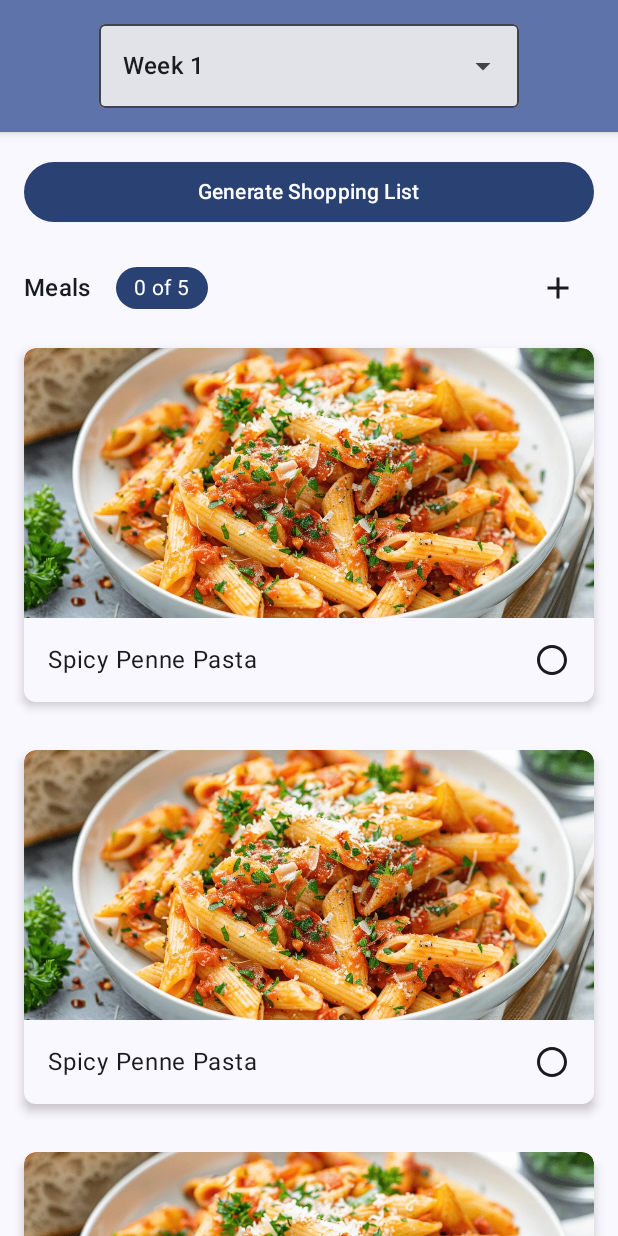
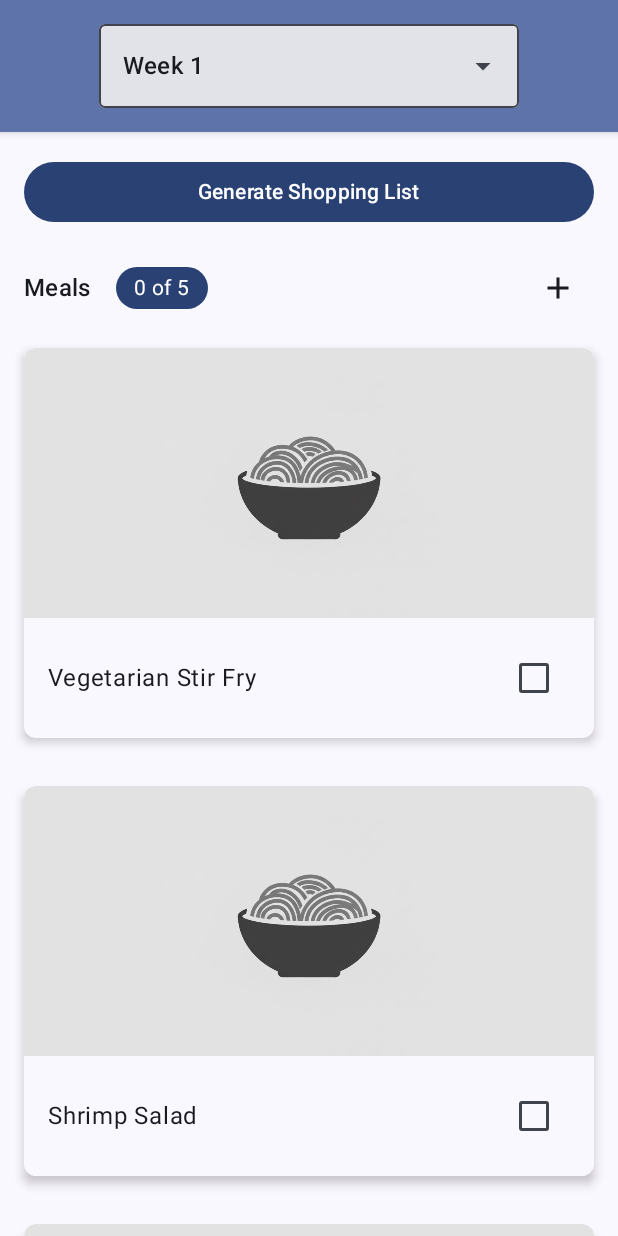
Before and after one commit to BmKo/meal-planner-app, an Android app built with Jetpack Compose: the screen it shows after launch (MainActivity), on a phone screen of 412 x 824 dp. Run offline under Robolectric (Android 15) with nearby library versions, the phone set to English and light mode, and no system bars.

Commit message:
Implement new rotation creation

```diff
--- /dev/null
+++ b/app/src/main/java/com/bmko/mealplanner/data/model/Meal.kt
@@ -0,0 +1,61 @@
+package com.bmko.mealplanner.data.model
+
+import com.bmko.mealplanner.R
+
+data class Meal(
+    val id: Int,
+    val name: String,
+    val imageResId: Int = R.drawable.placeholder_meal_image
+)
+
+fun getSampleMeals(week: Int): List<Meal> {
+    when (week) {
+        1 -> return listOf(
+            Meal(
+                id = 1,
+                name = "Vegetarian Stir Fry"
+            ),
+            Meal(
+                id = 2,
+                name = "Shrimp Salad"
+            ),
+            Meal(
+                id = 3,
+                name = "Chilli Mac and Cheese"
+            ),
+            Meal(
+                id = 4,
+                name = "Butter Chicken"
+            ),
+            Meal(
+                id = 5,
+                name = "Vegetarian Fajitas"
+            )
+        )
+
+        2 -> return listOf(
+            Meal(
+                id = 6,
+                name = "Sausage Gnocchi"
+            ),
+            Meal(
+                id = 7,
+                name = "Sushi Bowl"
+            ),
+            Meal(
+                id = 8,
+                name = "Vegetarian Nachos"
+            ),
+            Meal(
+                id = 9,
+                name = "Mushroom Chow Mein"
+            ),
+            Meal(
+                id = 10,
+                name = "Pasta Bake"
+            )
+        )
+    }
+
+    return emptyList()
+}
--- a/app/src/main/java/com/bmko/mealplanner/ui/components/MealCard.kt
+++ b/app/src/main/java/com/bmko/mealplanner/ui/components/MealCard.kt
@@ -7,14 +7,10 @@ import androidx.compose.foundation.layout.Spacer
 import androidx.compose.foundation.layout.fillMaxWidth
 import androidx.compose.foundation.layout.height
 import androidx.compose.foundation.layout.padding
-import androidx.compose.foundation.layout.size
 import androidx.compose.foundation.shape.RoundedCornerShape
-import androidx.compose.material.icons.Icons
-import androidx.compose.material.icons.filled.RadioButtonUnchecked
 import androidx.compose.material3.Card
 import androidx.compose.material3.CardDefaults
-import androidx.compose.material3.Icon
-import androidx.compose.material3.IconButton
+import androidx.compose.material3.Checkbox
 import androidx.compose.material3.MaterialTheme
 import androidx.compose.material3.Text
 import androidx.compose.runtime.Composable
@@ -23,11 +19,11 @@ import androidx.compose.ui.Modifier
 import androidx.compose.ui.draw.clip
 import androidx.compose.ui.layout.ContentScale
 import androidx.compose.ui.res.painterResource
+import androidx.compose.ui.tooling.preview.Preview
 import androidx.compose.ui.unit.dp
-import com.bmko.mealplanner.R
 
 @Composable
-fun MealCard() {
+fun MealCard(mealName: String, mealImage: Int, isSelected: Boolean, onSelectionChange: (Boolean) -> Unit) {
     Card(
         modifier = Modifier
             .fillMaxWidth()
@@ -41,8 +37,8 @@ fun MealCard() {
     ) {
         Column {
             Image(
-                painter = painterResource(id = R.drawable.sample_meal_image),
-                contentDescription = "Descriptive text for the image",
+                painter = painterResource(id = mealImage),
+                contentDescription = "",
                 contentScale = ContentScale.Crop,
                 modifier = Modifier
                     .fillMaxWidth()
@@ -54,20 +50,48 @@ fun MealCard() {
             ) {
                 Row(verticalAlignment = Alignment.CenterVertically) {
                     Text(
-                        text = "Spicy Penne Pasta", style = MaterialTheme.typography.bodyLarge
+                        text = mealName, style = MaterialTheme.typography.bodyLarge
                     )
 
                     Spacer(modifier = Modifier.weight(1f))
 
-                    // TODO: Make actual check box
-                    IconButton(onClick = {}, modifier = Modifier.size(24.dp)) {
-                        Icon(
-                            imageVector = Icons.Default.RadioButtonUnchecked,
-                            contentDescription = "Mark as done"
-                        )
-                    }
+                    Checkbox(
+                        checked = isSelected,
+                        onCheckedChange = onSelectionChange
+
+                    )
+
+                    // TODO: Make stylized version of checkbox
+//                    IconButton(
+//                        onClick = { onSelectionChange(!isSelected) },
+//                        modifier = Modifier.size(24.dp)
+//                    ) {
+//                        if (isSelected) {
+//                            // Placeholder for checked state
+//                            Icon(
+//                                imageVector = Icons.Default.RadioButtonChecked,
+//                                contentDescription = "Marked as done"
+//                            )
+//                        } else {
+//                            Icon(
+//                                imageVector = Icons.Default.RadioButtonUnchecked,
+//                                contentDescription = "Mark as done"
+//                            )
+//                        }
+//                    }
                 }
             }
         }
     }
 }
+
+@Preview
+@Composable
+fun MealCardPreview() {
+    MealCard(
+        mealName = "Spicy Penne Pasta",
+        mealImage = com.bmko.mealplanner.R.drawable.placeholder_meal_image,
+        isSelected = false,
+        onSelectionChange = {}
+    )
+}
--- a/app/src/main/java/com/bmko/mealplanner/ui/components/MealListScreen.kt
+++ b/app/src/main/java/com/bmko/mealplanner/ui/components/MealListScreen.kt
@@ -6,6 +6,7 @@ import androidx.compose.foundation.layout.fillMaxWidth
 import androidx.compose.foundation.layout.padding
 import androidx.compose.foundation.lazy.LazyColumn
 import androidx.compose.material3.Button
+import androidx.compose.material3.ButtonDefaults
 import androidx.compose.material3.MaterialTheme
 import androidx.compose.material3.Scaffold
 import androidx.compose.material3.Text
@@ -14,47 +15,62 @@ import androidx.compose.ui.Alignment
 import androidx.compose.ui.Modifier
 import androidx.compose.ui.tooling.preview.Preview
 import androidx.compose.ui.unit.dp
+import com.bmko.mealplanner.data.model.getSampleMeals
 import com.bmko.mealplanner.ui.theme.MealPlannerTheme
 
 @Composable
 fun MealListScreen() {
+    val options = mutableListOf("Week 1", "Week 2")
+    var selectedIndex = 0
+
     Scaffold(
-        modifier = Modifier.fillMaxSize(), topBar = { RotationSelector() }) { innerPadding ->
+        modifier = Modifier.fillMaxSize(),
+        topBar = {
+            RotationSelector(
+                options = options,
+                onRotationSelected = { selectedIndex = options.indexOf(it) },
+                onNewRotationAdded = { option -> options.add(option) })
+        }) { innerPadding ->
         Column(
             modifier = Modifier
                 .padding(innerPadding)
                 .fillMaxSize(),
             horizontalAlignment = Alignment.CenterHorizontally
         ) {
-            Button(
-                // TODO: Make functional
-                onClick = {
+            val meals = getSampleMeals(week = selectedIndex + 1)
 
-                },
-                modifier = Modifier
-                    .fillMaxWidth()
-                    .padding(16.dp),
-                colors = androidx.compose.material3.ButtonDefaults.buttonColors(
-                    containerColor = MaterialTheme.colorScheme.primary,
-                    contentColor = MaterialTheme.colorScheme.onPrimary
-                )
-            ) {
-                Text("Generate Shopping List")
-            }
-
-            MealsHeader(selectedCount = 0, totalCount = 5, onAddMeal = {})
-
-            // TODO: Make actual list of cards
+            GenerateShoppingListButton({ /* TODO: Make functional */ })
+            MealsHeader(selectedCount = 0, totalCount = meals.size, onAddMeal = {})
             LazyColumn {
-                items(5) {
-                    MealCard()
+                items(meals.size) { index ->
+                    val meal = meals[index]
+                    MealCard(
+                        mealName = meal.name,
+                        mealImage = meal.imageResId,
+                        isSelected = false,
+                        onSelectionChange = { /* TODO: Handle selection change */ }
+                    )
                 }
             }
-
         }
     }
 }
 
+@Composable
+private fun GenerateShoppingListButton(onClick: () -> Unit) {
+    Button(
+        onClick = onClick,
+        modifier = Modifier
+            .fillMaxWidth()
+            .padding(16.dp),
+        colors = ButtonDefaults.buttonColors(
+            containerColor = MaterialTheme.colorScheme.primary,
+            contentColor = MaterialTheme.colorScheme.onPrimary
+        )
+    ) {
+        Text("Generate Shopping List")
+    }
+}
 
 @Preview(showBackground = true)
 @Composable
```
Also changed, not shown: app/src/main/java/com/bmko/mealplanner/ui/components/RotationSelector.kt (+62 -9 lines), app/src/main/res/drawable/placeholder_meal_image.png (added).
